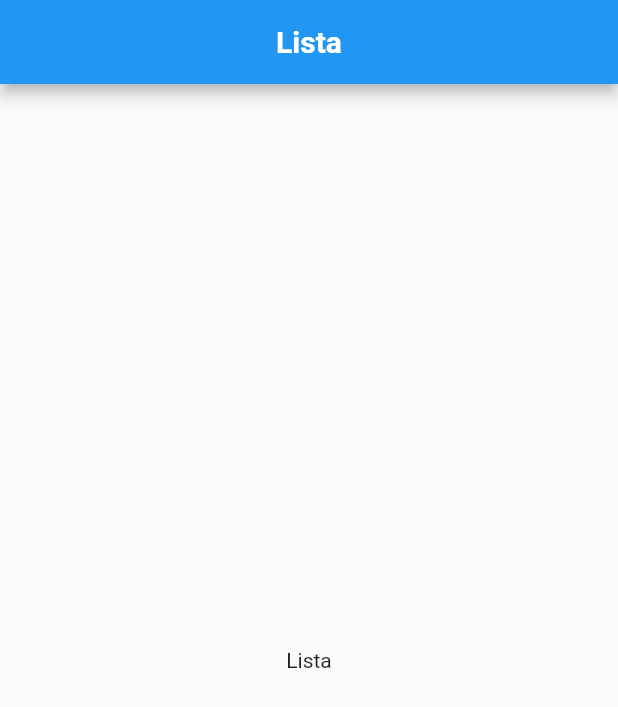
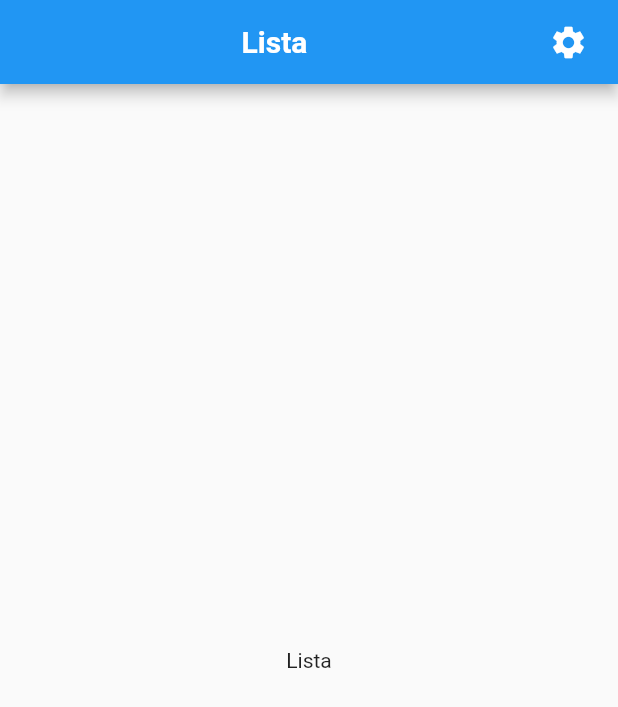
Before and after one commit to dmarinmdam1/TrabajoOpenData, a Flutter app: the Lista screen opened directly, on a phone screen of 412 x 824 dp. Shown: the top 707 px of the screen. Run offline on Flutter 3.47's test engine with Material 2 defaults, Android fonts, the phone set to English and light mode, and no system bars; our stand-ins replace get, google_maps_flutter.

Commit message:
Avances varios

```diff
--- a/Aplicacion/lib/screens/barraNavegacion.dart
+++ b/Aplicacion/lib/screens/barraNavegacion.dart
@@ -1,4 +1,5 @@
 import 'package:flutter/material.dart';
+import 'package:get/get.dart';
 
 import 'package:aplicacion/screens/lista.dart';
 import 'package:aplicacion/screens/mapa.dart';
@@ -10,10 +11,16 @@ class Navegacion extends StatefulWidget {
 }
 
 class _NavegacionState extends State<Navegacion> {
+  Map<String, Object> args = new Map<String, Object>();
+
   int _pantallaActual = 1; // Mapa
+  int _prePantallaActual = 1;
 
   @override
   Widget build(BuildContext context) {
+    args = Get.arguments ?? new Map<String, Object>();
+    // hacer if raro para settear "_pantallaActual" y
+    // comprobar si es distinto a "_prePantallaActual"
     return Scaffold(
       body: Stack(
         children: <Widget>[
@@ -80,10 +87,6 @@ class _NavegacionState extends State<Navegacion> {
             icon: Icon(Icons.location_on),
             title: Text("Mapa"),
           ),
-          BottomNavigationBarItem(
-            icon: Icon(Icons.settings),
-            title: Text("Ajustes"),
-          ),
         ],
         backgroundColor: Colors.blue,
         unselectedItemColor: Colors.white,
--- a/Aplicacion/lib/screens/lista.dart
+++ b/Aplicacion/lib/screens/lista.dart
@@ -1,8 +1,19 @@
+import 'package:aplicacion/screens/ajustes.dart';
 import 'package:flutter/material.dart';
+import 'package:get/get.dart';
 
-class Lista extends StatelessWidget {
+class Lista extends StatefulWidget {
+  @override
+  _ListaState createState() => _ListaState();
+}
+
+class _ListaState extends State<Lista> {
+  Map<String, Object> args = new Map<String, Object>();
+
   @override
   Widget build(BuildContext context) {
+    args = Get.arguments ?? new Map<String, Object>();
+
     return Scaffold(
       appBar: AppBar(
         title: Center(
@@ -11,6 +22,20 @@ class Lista extends StatelessWidget {
             style: TextStyle(fontWeight: FontWeight.bold),
           ),
         ),
+        actions: <Widget>[
+          Padding(
+              padding: EdgeInsets.only(right: 20.0),
+              child: GestureDetector(
+                onTap: () {
+                  args["desdePantalla"] = "lista";
+                  Get.offAll(Ajustes(), arguments: args);
+                },
+                child: Icon(
+                  Icons.settings,
+                  size: 26.0,
+                ),
+              )),
+        ],
       ),
       body: Center(
         child: Text(
```
Also changed, not shown: Aplicacion/lib/screens/ajustes.dart (+21 -1 lines), Aplicacion/lib/screens/mapa.dart (+26 -1 lines), 2 other files.
